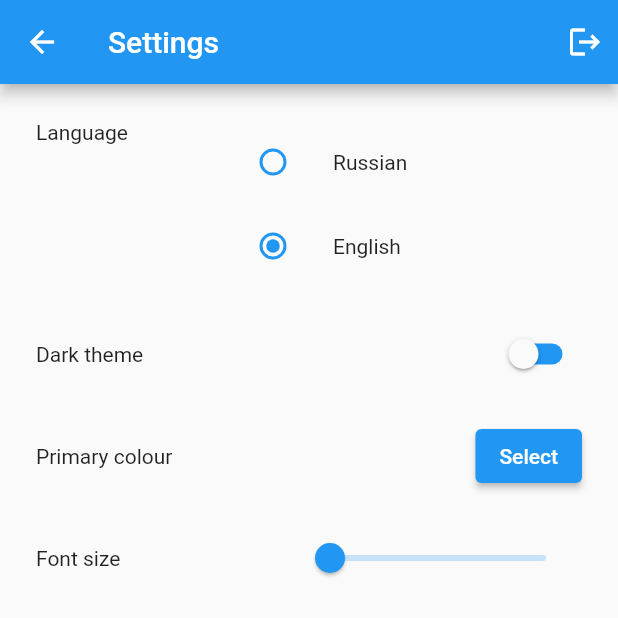
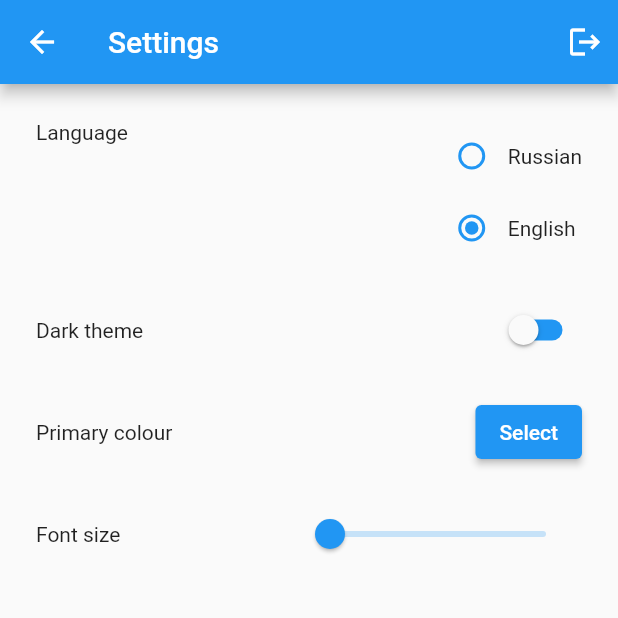
Before and after one commit to Ajololr/Flutter-Journal, a Flutter app: the SettingsScreen screen opened directly, on a phone screen of 412 x 824 dp, the top half of it. Run offline on Flutter 3.47's test engine with Material 2 defaults, Android fonts, the phone set to English and light mode, and no system bars; our stand-ins replace chewie, cloud_firestore, firebase_auth, firebase_core, firebase_storage, flutter_colorpicker and 4 more; accounts and stored records are empty.

Commit message:
fix visual bugs

```diff
--- a/lib/widgets/SettingsScreen.dart
+++ b/lib/widgets/SettingsScreen.dart
@@ -59,38 +59,34 @@ class _SettingsScreenState extends State<SettingsScreen> {
                 crossAxisAlignment: CrossAxisAlignment.start,
                 children: [
                   Text(Provider.of<LocaleModel>(context).getString("lang")),
-                  Container(
-                    width: 230,
-                    child: Column(
+                   Column(
+                     crossAxisAlignment: CrossAxisAlignment.start,
                       mainAxisAlignment: MainAxisAlignment.start,
                       children: [
-                        ListTile(
-                          // dense: true,
-                          contentPadding:
-                              EdgeInsets.all(0),
-                          title: Text(Provider.of<LocaleModel>(context)
-                              .getString("lang_ru")),
-                          leading: Radio<Locale>(
+                        Row(
+                          children: [
+                            Radio<Locale>(
                               value: Locale.ru,
                               groupValue: _lang,
                               onChanged: _onLangChanged,
                             ),
+                            Text(Provider.of<LocaleModel>(context)
+                                .getString("lang_ru")),
+                          ],
                         ),
-                        ListTile(
-                          // dense: true,
-                          contentPadding:
-                              EdgeInsets.all(0),
-                          title: Text(Provider.of<LocaleModel>(context)
-                              .getString("lang_en")),
-                          leading: Radio<Locale>(
+                        Row(
+                          children: [
+                            Radio<Locale>(
                               value: Locale.en,
                               groupValue: _lang,
                               onChanged: _onLangChanged,
                             ),
+                            Text(Provider.of<LocaleModel>(context)
+                                .getString("lang_en")),
+                          ],
                         ),
                       ],
                     ),
-                  )
                 ],
               ),
               SizedBox(height: 20),
--- a/pubspec.yaml
+++ b/pubspec.yaml
@@ -55,6 +55,7 @@ flutter:
   # To add assets to your application, add an assets section, like this:
   assets:
     - assets/locale/
+    - assets/map/
 
   # An image asset can refer to one or more resolution-specific "variants", see
   # https://flutter.dev/assets-and-images/#resolution-aware.
```
Also changed, not shown: assets/map/dark.json (added, +161 -0 lines), lib/widgets/GroupScreen.dart (+44 -21 lines), lib/widgets/MapScreen.dart (+29 -11 lines), lib/widgets/StudentScreen.dart (+14 -5 lines). Lines whose indentation alone changed are shown as unchanged.
